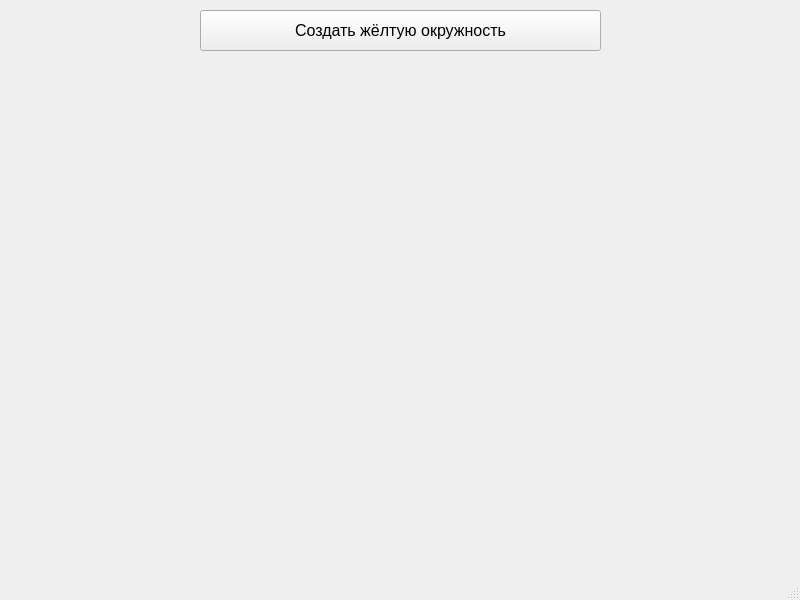
Above: UI.ui from W1nt0reze/yellow_circles before the change. Below: the same form after it.
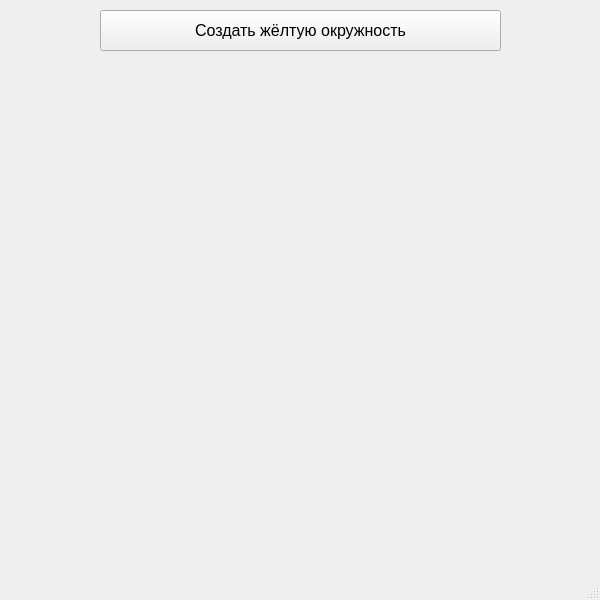
That is the form after the change.

```diff
--- a/UI.ui
+++ b/UI.ui
@@ -6,7 +6,7 @@
    <rect>
     <x>0</x>
     <y>0</y>
-    <width>800</width>
+    <width>600</width>
     <height>600</height>
    </rect>
   </property>
@@ -17,7 +17,7 @@
    <widget class="QPushButton" name="do_circle">
     <property name="geometry">
      <rect>
-      <x>200</x>
+      <x>100</x>
       <y>10</y>
       <width>401</width>
       <height>41</height>
@@ -32,19 +32,6 @@
      <string>Создать жёлтую окружность</string>
     </property>
    </widget>
-   <widget class="QLabel" name="label">
-    <property name="geometry">
-     <rect>
-      <x>20</x>
-      <y>70</y>
-      <width>771</width>
-      <height>461</height>
-     </rect>
-    </property>
-    <property name="text">
-     <string/>
-    </property>
-   </widget>
   </widget>
   <widget class="QMenuBar" name="menubar">
    <property name="geometry">
```
Left out of the diff: 2 changed lines with no effect on the pictures.
